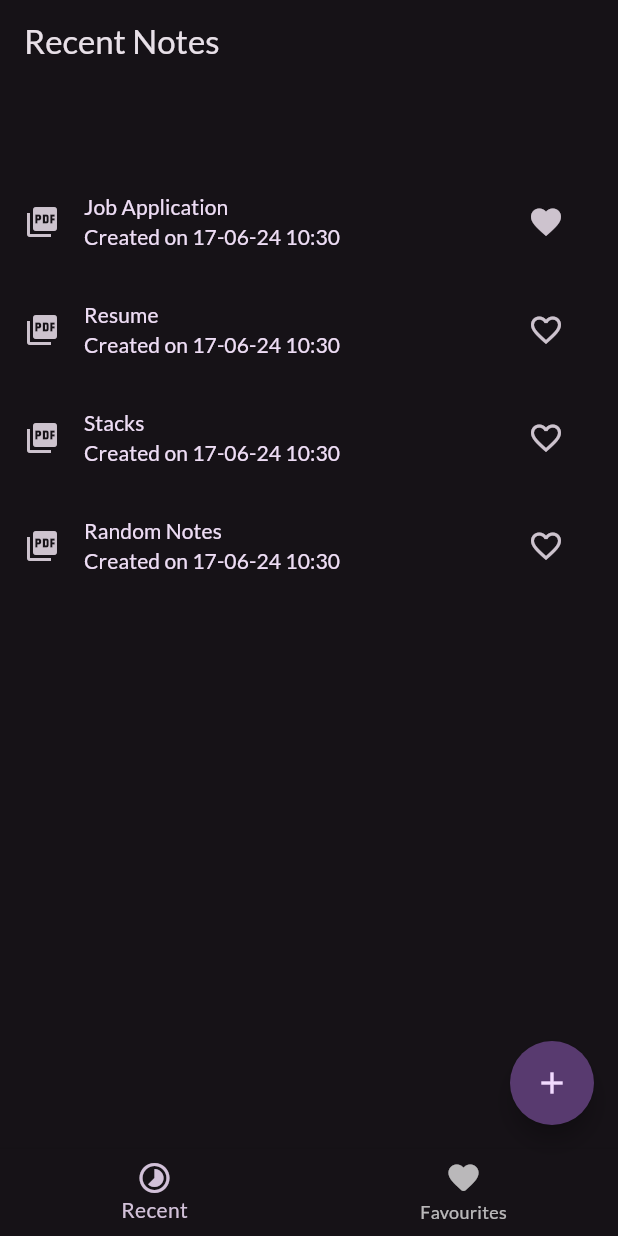
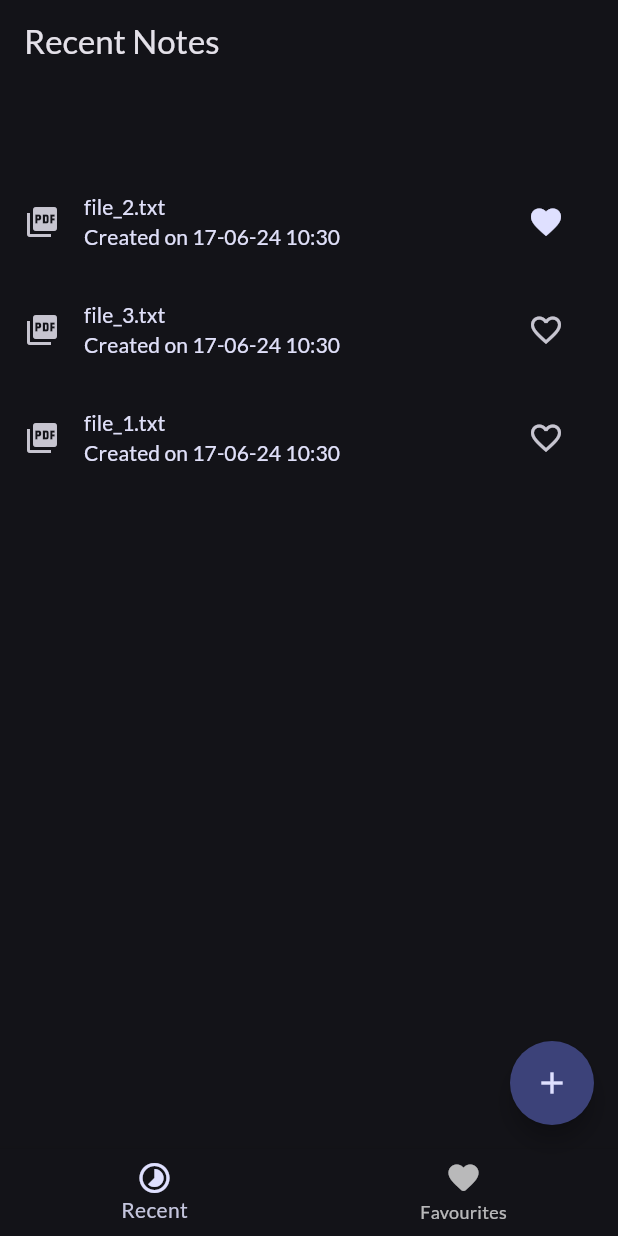
Before and after one commit to SeriouslySirius-tech/MobileAppDev, a Flutter app: the screen it shows after launch, after a tap on the "favorite outline" icon, on a phone screen of 412 x 824 dp. Run offline on Flutter 3.47's test engine with Material 3 defaults, Android fonts, the phone set to English and light mode, and no system bars; drawn by our look-alikes of flutter_speed_dial; our stand-ins replace flutter_riverpod, google_fonts.

Commit message:
Changes to file structure and theme

```diff
--- a/lib/data/files.dart
+++ /dev/null
@@ -1,37 +0,0 @@
-import 'package:intl/intl.dart';
-import 'package:mad_project/models/file_object.dart';
-
-final DateFormat formatter = DateFormat('dd-MM-yy HH:mm');
-
-final List<Map<String, String>> filesMaps = [
-  {
-    'fileName': 'Job Application',
-    'date': formatter.format(DateTime.now()),
-    'fileType': 'Letter'
-  },
-  {
-    'fileName': 'Resume',
-    'date': formatter.format(DateTime.now()),
-    'fileType': 'Letter'
-  },
-  {
-    'fileName': 'Stacks',
-    'date': formatter.format(DateTime.now()),
-    'fileType': 'Letter'
-  },
-  {
-    'fileName': 'Random Notes',
-    'date': formatter.format(DateTime.now()),
-    'fileType': 'Letter'
-  },
-  // ... other file data
-];
-
-var fileBuf = filesMaps.map((element) {
-  return FileObject(
-      fileName: element['fileName']!,
-      fileType: element['fileType']!,
-      date: element['date']!);
-}).toList();
-
-final files = fileBuf;
--- a/lib/main.dart
+++ b/lib/main.dart
@@ -8,15 +8,17 @@ final theme = ThemeData(
   useMaterial3: true,
   colorScheme: ColorScheme.fromSeed(
     brightness: Brightness.dark,
-    seedColor: const Color.fromARGB(255, 95, 6, 150),
+    seedColor: const Color.fromARGB(255, 4, 39, 236),
   ),
   textTheme: GoogleFonts.latoTextTheme(),
 );
 
 void main() {
-  runApp(const ProviderScope(
-    child: App(),
-  ));
+  runApp(
+    const ProviderScope(
+      child: App(),
+    ),
+  );
 }
 
 class App extends StatelessWidget {
--- a/lib/models/file_object.dart
+++ b/lib/models/file_object.dart
@@ -1,10 +1,10 @@
 class FileObject {
   final String fileName;
-  final String fileType;
+  final String filePath;
   final String date;
   const FileObject({
     required this.fileName,
-    required this.fileType,
+    required this.filePath,
     required this.date,
   });
 }
--- a/lib/my_home_page.dart
+++ b/lib/my_home_page.dart
@@ -1,3 +1,5 @@
+import 'dart:io';
+
 import 'package:flutter/material.dart';
 import 'package:flutter_riverpod/flutter_riverpod.dart';
 import 'package:mad_project/models/file_object.dart';
@@ -12,7 +14,23 @@ class MyHomePage extends ConsumerStatefulWidget {
 }
 
 class _MyHomePageState extends ConsumerState<MyHomePage> {
-  // String formattedDate(DateTime date){
+  File? deletedFile;
+  String? contents;
+  Future<void> deleteFile(FileObject f) async {
+    final file = File(f.filePath);
+    deletedFile = file;
+    contents = await file.readAsString().then((String text) => contents = text);
+    await file.delete();
+  }
+
+  Future<void> undoDeletion() async {
+    if (deletedFile != null) {
+      await deletedFile!.create(recursive: true); // Recreate the file
+      deletedFile!.writeAsString(contents!);
+      deletedFile = null; // Clear deletedFile after undo
+    }
+  }
+
   @override
   Widget build(BuildContext context) {
     if (widget.files.isEmpty) {
@@ -37,6 +55,7 @@ class _MyHomePageState extends ConsumerState<MyHomePage> {
                 final deletedDoc = widget.files[index];
                 setState(() {
                   widget.files.remove(deletedDoc);
+                  deleteFile(deletedDoc);
                 });
                 ScaffoldMessenger.of(context).clearSnackBars();
                 ScaffoldMessenger.of(context).showSnackBar(SnackBar(
@@ -47,6 +66,7 @@ class _MyHomePageState extends ConsumerState<MyHomePage> {
                       onPressed: () {
                         setState(() {
                           widget.files.insert(index, deletedDoc);
+                          undoDeletion();
                         });
                       },
                     )));
--- /dev/null
+++ b/lib/providers/files.dart
@@ -0,0 +1,48 @@
+import 'package:flutter_riverpod/flutter_riverpod.dart';
+import 'package:mad_project/models/file_object.dart';
+import 'dart:io';
+import 'package:path_provider/path_provider.dart';
+import 'package:intl/intl.dart';
+
+final formatter = DateFormat('dd-MM-yy HH:mm');
+
+class FilesNotifier extends StateNotifier<List<FileObject>> {
+  FilesNotifier() : super([]) {
+    initState();
+  }
+
+  void initState() async {
+    final directoryPath = await getApplicationDocumentsDirectory();
+    final newDirectory = Directory('${directoryPath.path}/example_directory');
+
+    // Create the new directory if it does not exist
+    if (!await newDirectory.exists()) {
+      await newDirectory.create(recursive: true);
+    }
+
+    // Create some files within the new directory
+    for (int i = 1; i <= 3; i++) {
+      final file = File('${newDirectory.path}/file_$i.txt');
+      await file.writeAsString('This is file number $i');
+    }
+
+    // List all files in the directory and store FileInfo objects
+    await for (var entity
+        in newDirectory.list(recursive: false, followLinks: false)) {
+      if (entity is File) {
+        state = [
+          ...state,
+          FileObject(
+              fileName: entity.uri.pathSegments.last,
+              filePath: entity.path,
+              date: formatter.format(DateTime.now()))
+        ];
+      }
+    }
+  }
+}
+
+final filesProvider =
+    StateNotifierProvider<FilesNotifier, List<FileObject>>((ref) {
+  return FilesNotifier();
+});
--- a/lib/recent_files.dart
+++ b/lib/recent_files.dart
@@ -1,17 +1,27 @@
 import 'package:flutter/material.dart';
 import 'package:flutter_riverpod/flutter_riverpod.dart';
+import 'package:mad_project/file_display.dart';
 import 'package:mad_project/models/file_object.dart';
 import 'package:mad_project/providers/favourite_docs_provider.dart';
 
 class RecentFiles extends ConsumerWidget {
   final FileObject file;
 
-  const RecentFiles({super.key, required this.file});
+  RecentFiles({super.key, required this.file});
 
   @override
   Widget build(BuildContext context, WidgetRef ref) {
     return InkWell(
-      onTap: () {},
+      onTap: () {
+        try {
+          Navigator.of(context).push(MaterialPageRoute(
+              builder: (ctx) => FileDisplayWidget(file: file)));
+        } catch (error) {
+          // Handle error (e.g., display a snackbar)
+          ScaffoldMessenger.of(context).showSnackBar(
+              const SnackBar(content: Text("Error opening file")));
+        }
+      },
       child: ListTile(
           leading: const Icon(Icons.picture_as_pdf),
           title: Text(
@@ -31,7 +41,10 @@ class RecentFiles extends ConsumerWidget {
               ref.read(favouriteDocsProvider.notifier).toggleFavourite(file);
             },
             icon: ref.read(favouriteDocsProvider.notifier).isFavourite(file)
-                ? const Icon(Icons.favorite)
+                ? Icon(
+                    Icons.favorite,
+                    color: Theme.of(context).colorScheme.onPrimaryContainer,
+                  )
                 : const Icon(Icons.favorite_outline),
           )),
     );
--- a/lib/tab_navigation.dart
+++ b/lib/tab_navigation.dart
@@ -1,5 +1,5 @@
 import 'package:flutter/material.dart';
-import 'package:mad_project/data/files.dart';
+import 'package:mad_project/providers/files.dart';
 import 'package:mad_project/favourites_page.dart';
 import 'package:mad_project/floating_action_picker.dart';
 import 'package:mad_project/my_home_page.dart';
@@ -27,6 +27,7 @@ class _TabNavigationState extends ConsumerState<TabNavigation> {
   @override
   Widget build(BuildContext context) {
     final favouriteDocs = ref.watch(favouriteDocsProvider);
+    final files = ref.watch(filesProvider);
     Widget activePage = MyHomePage(
       files: files,
     );
@@ -47,15 +48,21 @@ class _TabNavigationState extends ConsumerState<TabNavigation> {
       bottomNavigationBar: BottomNavigationBar(
         onTap: selectPage,
         currentIndex: currentIndex,
-        items: const [
+        items: [
           BottomNavigationBarItem(
-            icon: Icon(Icons.timelapse),
-            label: 'Recent',
-          ),
+              icon: const Icon(Icons.timelapse),
+              label: 'Recent',
+              activeIcon: Icon(
+                Icons.timelapse,
+                color: Theme.of(context).colorScheme.onPrimaryContainer,
+              )),
           BottomNavigationBarItem(
-            icon: Icon(Icons.favorite_rounded),
-            label: "Favourites",
-          ),
+              icon: const Icon(Icons.favorite_rounded),
+              label: "Favourites",
+              activeIcon: Icon(
+                Icons.favorite_rounded,
+                color: Theme.of(context).colorScheme.onPrimaryContainer,
+              )),
         ],
       ),
     );
```
Also changed, not shown: lib/file_display.dart (added, +76 -0 lines).
